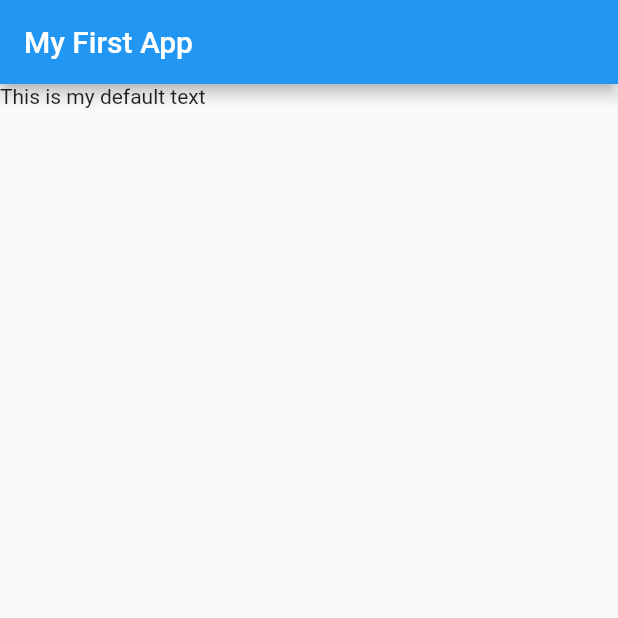
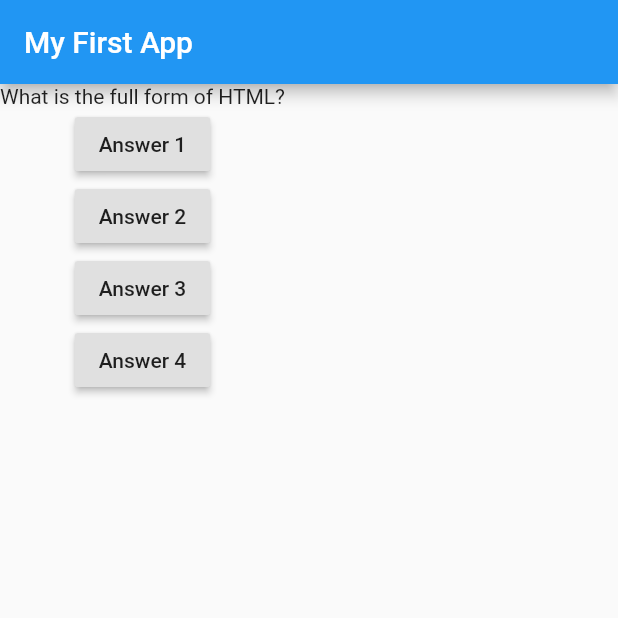
Before and after one commit to Ukd1796/QuizApp, a Flutter app: the screen it shows after launch, on a phone screen of 412 x 824 dp, the top half of it. Run offline on Flutter 3.47's test engine with Material 2 defaults, Android fonts, the phone set to English and light mode, and no system bars.

Commit message:
state change commit

```diff
--- a/lib/main.dart
+++ b/lib/main.dart
@@ -4,7 +4,29 @@ void main() {
   runApp(MyApp());
 }
 
-class MyApp extends StatelessWidget {
+class MyApp extends StatefulWidget {
+
+  @override
+  State<StatefulWidget> createState() {
+    // TODO: implement createState
+    return _MyAppState();
+  }
+
+}// this widget gets rebuild
+class _MyAppState extends State<MyApp> { // this stays persistent
+  var _questionIndex = 0;
+  void _answerQuestion() {
+    setState(() {
+         _questionIndex = _questionIndex + 1;
+    }); // this basically tell dart when to change the state and helps in executing build widget again
+    print("Answer Chosen");
+  }
+
+  var questions = [
+    'What is the full form of HTML?',
+    'Wich of the following languages is the oldest language?',
+  ];
+
   @override
   Widget build(BuildContext context) {
     return MaterialApp(
@@ -12,7 +34,26 @@ class MyApp extends StatelessWidget {
         appBar: AppBar(
           title: Text('My First App'),
         ),
-        body: Text('This is my default text'),
+        body: Column(children: [
+          Text(questions[_questionIndex]),
+          RaisedButton(
+            child: Text('Answer 1'),
+            onPressed:
+                _answerQuestion, // this passes a pointer to function and only to be executed when the user presses the button
+          ),
+          RaisedButton(
+            child: Text('Answer 2'),
+            onPressed: _answerQuestion,
+          ),
+          RaisedButton(
+            child: Text('Answer 3'),
+            onPressed: _answerQuestion,
+          ),
+          RaisedButton(
+            child: Text('Answer 4'),
+            onPressed: _answerQuestion,
+          ),
+        ]),
       ),
     );
   }
```
